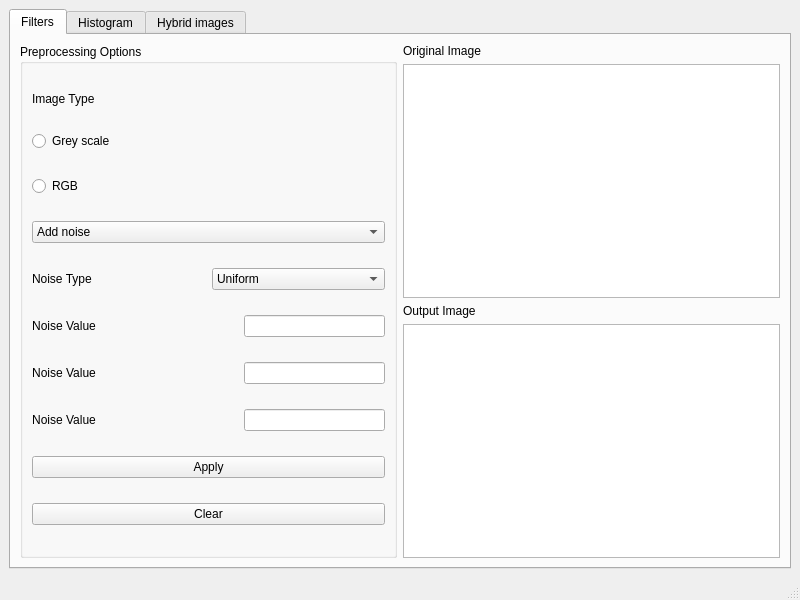
Before: the Qt Designer form mainwindow.ui in yassmin2000/Computer-Vision-Toolbox, drawn with Qt 5.
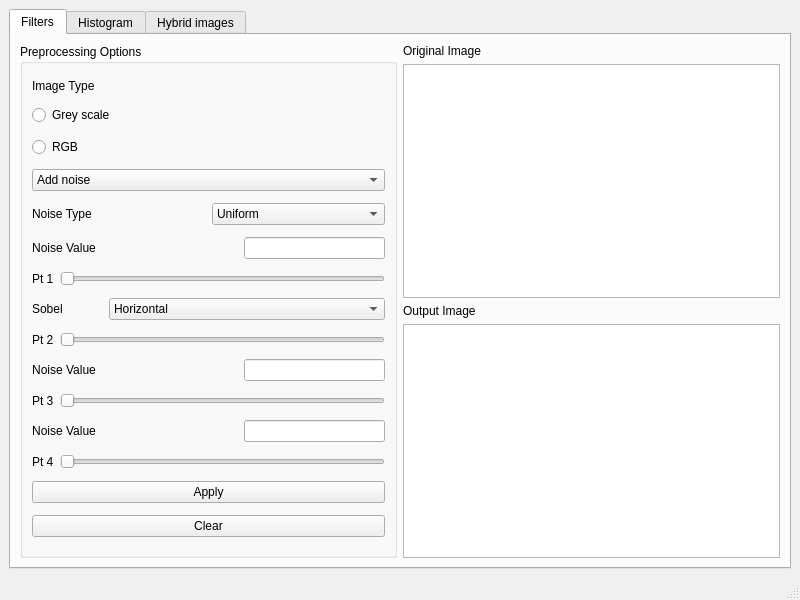
After: the same form once the commit is applied. The open tabs and pages were chosen to show the change.

The edit to the form file:
```diff
--- a/mainwindow.ui
+++ b/mainwindow.ui
@@ -18,7 +18,7 @@
     <item row="0" column="0">
      <widget class="QTabWidget" name="tabWidget">
       <property name="currentIndex">
-       <number>1</number>
+       <number>0</number>
       </property>
       <widget class="QWidget" name="filters">
        <attribute name="title">
@@ -31,6 +31,19 @@
            <string>Preprocessing Options</string>
           </property>
           <layout class="QGridLayout" name="gridLayout_2">
+           <item row="0" column="0">
+            <widget class="QLabel" name="label_16">
+             <property name="sizePolicy">
+              <sizepolicy hsizetype="Fixed" vsizetype="Fixed">
+               <horstretch>0</horstretch>
+               <verstretch>0</verstretch>
+              </sizepolicy>
+             </property>
+             <property name="text">
+              <string>Image Type</string>
+             </property>
+            </widget>
+           </item>
            <item row="1" column="0">
             <widget class="QRadioButton" name="radioButton_2">
              <property name="sizePolicy">
@@ -57,7 +70,7 @@
              </property>
             </widget>
            </item>
-           <item row="4" column="0">
+           <item row="3" column="0">
             <widget class="QComboBox" name="filters_combo">
              <property name="enabled">
               <bool>true</bool>
@@ -94,37 +107,7 @@
              </item>
             </widget>
            </item>
-           <item row="9" column="0">
-            <layout class="QHBoxLayout" name="horizontalLayout_2">
-             <item>
-              <widget class="QLabel" name="label_5">
-               <property name="text">
-                <string>Noise Value</string>
-               </property>
-               <property name="alignment">
-                <set>Qt::AlignCenter</set>
-               </property>
-              </widget>
-             </item>
-             <item>
-              <spacer name="horizontalSpacer_2">
-               <property name="orientation">
-                <enum>Qt::Horizontal</enum>
-               </property>
-               <property name="sizeHint" stdset="0">
-                <size>
-                 <width>40</width>
-                 <height>20</height>
-                </size>
-               </property>
-              </spacer>
-             </item>
-             <item>
-              <widget class="QLineEdit" name="lineEdit_2"/>
-             </item>
-            </layout>
-           </item>
-           <item row="7" column="0">
+           <item row="4" column="0">
             <layout class="QHBoxLayout" name="horizontalLayout_4">
              <item>
               <widget class="QLabel" name="label_3">
@@ -154,7 +137,7 @@
              </item>
             </layout>
            </item>
-           <item row="8" column="0">
+           <item row="5" column="0">
             <layout class="QHBoxLayout" name="horizontalLayout">
              <item>
               <widget class="QLabel" name="label_4">
@@ -184,7 +167,143 @@
              </item>
             </layout>
            </item>
+           <item row="6" column="0">
+            <layout class="QHBoxLayout" name="horizontalLayout_8">
+             <item>
+              <widget class="QLabel" name="label_13">
+               <property name="text">
+                <string>Pt 1</string>
+               </property>
+              </widget>
+             </item>
+             <item>
+              <widget class="QSlider" name="horizontalSlider">
+               <property name="orientation">
+                <enum>Qt::Horizontal</enum>
+               </property>
+              </widget>
+             </item>
+            </layout>
+           </item>
+           <item row="7" column="0">
+            <layout class="QHBoxLayout" name="horizontalLayout_7">
+             <item>
+              <widget class="QLabel" name="label_12">
+               <property name="sizePolicy">
+                <sizepolicy hsizetype="Fixed" vsizetype="Fixed">
+                 <horstretch>0</horstretch>
+                 <verstretch>0</verstretch>
+                </sizepolicy>
+               </property>
+               <property name="text">
+                <string>Sobel</string>
+               </property>
+              </widget>
+             </item>
+             <item>
+              <spacer name="horizontalSpacer_7">
+               <property name="orientation">
+                <enum>Qt::Horizontal</enum>
+               </property>
+               <property name="sizeType">
+                <enum>QSizePolicy::Fixed</enum>
+               </property>
+               <property name="sizeHint" stdset="0">
+                <size>
+                 <width>40</width>
+                 <height>20</height>
+                </size>
+               </property>
+              </spacer>
+             </item>
+             <item>
+              <widget class="QComboBox" name="comboBox">
+               <item>
+                <property name="text">
+                 <string>Horizontal</string>
+                </property>
+               </item>
+               <item>
+                <property name="text">
+                 <string>Vertical</string>
+                </property>
+               </item>
+               <item>
+                <property name="text">
+                 <string>Both</string>
+                </property>
+               </item>
+              </widget>
+             </item>
+            </layout>
+           </item>
+           <item row="8" column="0">
+            <layout class="QHBoxLayout" name="horizontalLayout_14">
+             <item>
+              <widget class="QLabel" name="label_21">
+               <property name="text">
+                <string>Pt 2</string>
+               </property>
+              </widget>
+             </item>
+             <item>
+              <widget class="QSlider" name="horizontalSlider_2">
+               <property name="orientation">
+                <enum>Qt::Horizontal</enum>
+               </property>
+              </widget>
+             </item>
+            </layout>
+           </item>
+           <item row="9" column="0">
+            <layout class="QHBoxLayout" name="horizontalLayout_2">
+             <item>
+              <widget class="QLabel" name="label_5">
+               <property name="text">
+                <string>Noise Value</string>
+               </property>
+               <property name="alignment">
+                <set>Qt::AlignCenter</set>
+               </property>
+              </widget>
+             </item>
+             <item>
+              <spacer name="horizontalSpacer_2">
+               <property name="orientation">
+                <enum>Qt::Horizontal</enum>
+               </property>
+               <property name="sizeHint" stdset="0">
+                <size>
+                 <width>40</width>
+                 <height>20</height>
+                </size>
+               </property>
+              </spacer>
+             </item>
+             <item>
+              <widget class="QLineEdit" name="lineEdit_2"/>
+             </item>
+            </layout>
+           </item>
            <item row="10" column="0">
+            <layout class="QHBoxLayout" name="horizontalLayout_15">
+             <item>
+              <widget class="QLabel" name="label_22">
+               <property name="text">
+                <string>Pt 3</string>
+               </property>
+              </widget>
+             </item>
+             <item>
+              <widget class="QSlider" name="horizontalSlider_3">
+               <property name="orientation">
+                <enum>Qt::Horizontal</enum>
+               </property>
+              </widget>
+             </item>
+            </layout>
+           </item>
+           <item row="11" column="0">
             <layout class="QHBoxLayout" name="horizontalLayout_3">
              <item>
               <widget class="QLabel" name="label_6">
@@ -214,27 +333,32 @@
              </item>
             </layout>
            </item>
-           <item row="11" column="0">
+           <item row="12" column="0">
+            <layout class="QHBoxLayout" name="horizontalLayout_16">
+             <item>
+              <widget class="QLabel" name="label_23">
+               <property name="text">
+                <string>Pt 4</string>
+               </property>
+              </widget>
+             </item>
+             <item>
+              <widget class="QSlider" name="horizontalSlider_4">
+               <property name="orientation">
+                <enum>Qt::Horizontal</enum>
+               </property>
+              </widget>
+             </item>
+            </layout>
+           </item>
+           <item row="13" column="0">
             <widget class="QPushButton" name="pushButton">
              <property name="text">
               <string>Apply</string>
              </property>
             </widget>
            </item>
-           <item row="0" column="0">
-            <widget class="QLabel" name="label_16">
-             <property name="sizePolicy">
-              <sizepolicy hsizetype="Fixed" vsizetype="Fixed">
-               <horstretch>0</horstretch>
-               <verstretch>0</verstretch>
-              </sizepolicy>
-             </property>
-             <property name="text">
-              <string>Image Type</string>
-             </property>
-            </widget>
-           </item>
-           <item row="12" column="0">
+           <item row="14" column="0">
             <widget class="QPushButton" name="pushButton_4">
              <property name="text">
               <string>Clear</string>
@@ -497,7 +621,7 @@
              <string notr="true">QGroupBox { border: 0;}</string>
             </property>
             <property name="title">
-             <string>            </string>
+             <string/>
             </property>
            </widget>
           </item>
@@ -563,7 +687,7 @@
              <string notr="true">QGroupBox { border: 0;}</string>
             </property>
             <property name="title">
-             <string>            </string>
+             <string/>
             </property>
            </widget>
           </item>
```
